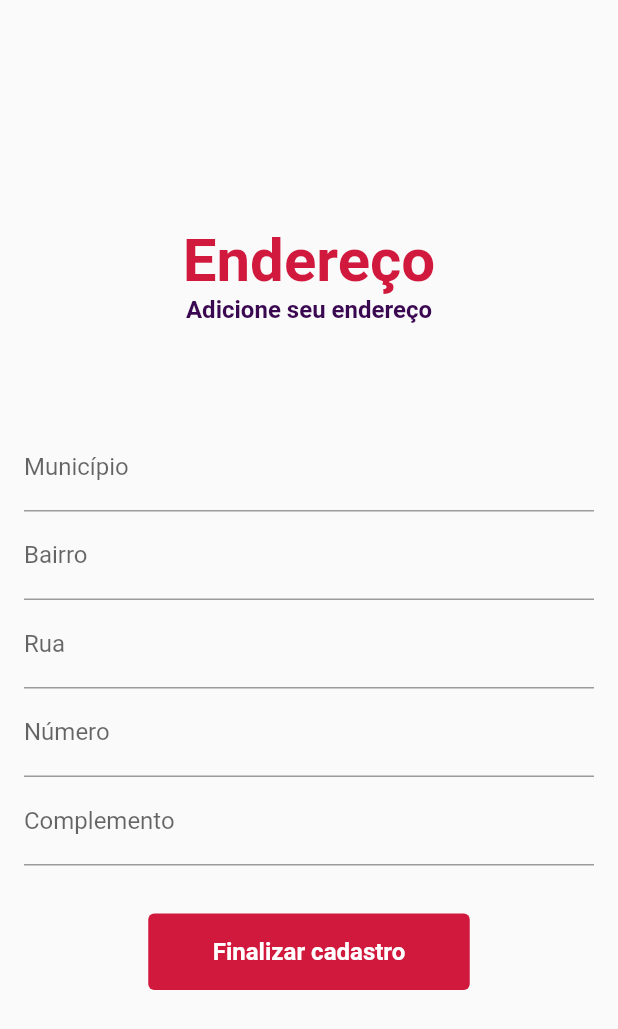
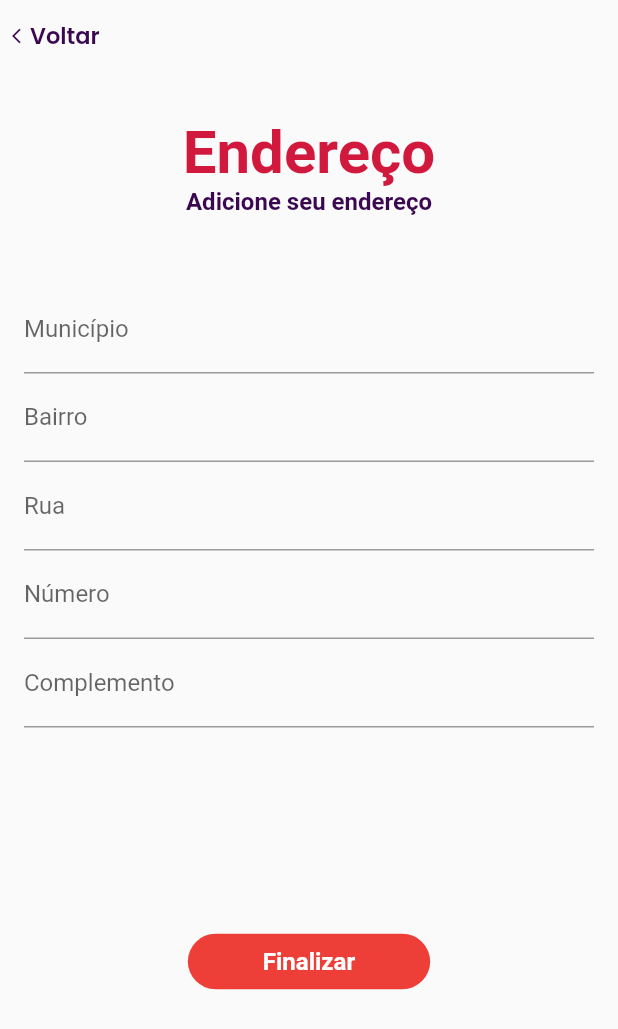
Before and after one commit to xandymelo/Juno, a Flutter app: the AddressScreen screen opened directly with empty values, on a phone screen of 412 x 824 dp. Shown: the top 1029 px of the screen. Run offline on Flutter 3.47's test engine with Material 2 defaults, Android fonts, the phone set to English and light mode, and no system bars; our stand-ins replace flutter_svg, google_fonts, shared_preferences, sqflite; missing offline and left inert: easy_mask; accounts and stored records are empty.

Commit message:
Ajustes no Fluxo de Cadastro

```diff
--- a/lib/main.dart
+++ b/lib/main.dart
@@ -50,10 +50,10 @@ Future<void> createDefaultData() async {
   final usuario = User(
       cpf: '097.882.964-67',
       id: 1,
-      nome: 'Alexandre',
+      nome: 'Roberta',
       sigaaId: 1,
       enderecoId: 1,
-      email: 'xandymelo@outlook.com.br',
+      email: 'robertamelo@outlook.com.br',
       senha: 'teste123',
       sobrenome: 'Melo',
       telefone: '81997570531',
@@ -69,7 +69,7 @@ Future<void> createDefaultData() async {
       enderecoId: 1,
       email: 'mariaeliza@outlook.com.br',
       senha: 'teste123',
-      sobrenome: 'Melo',
+      sobrenome: 'Barbosa',
       telefone: '81997570531',
       dataNascimento: '1998-03-30',
       imageUrl: 'https://comidainvisivelstorage.blob.core.windows.net/comidainvisivelpublic/quem-somos/ana-wirthmann.jpeg',
--- a/lib/src/screens/Onboarding/VamosComecarScreen.dart
+++ b/lib/src/screens/Onboarding/VamosComecarScreen.dart
@@ -19,6 +19,7 @@ class VamosComecarScreen extends StatelessWidget {
                 size: 205,
                 // color: Color.fromRGBO(62, 0, 71, 0.984),
               ),
+              const SizedBox(height: 35),
               const Text(
                 'Vamos',
                 style: TextStyle(
--- a/lib/src/screens/signUp/Address_screen.dart
+++ b/lib/src/screens/signUp/Address_screen.dart
@@ -7,7 +7,6 @@ import 'package:juno/src/screens/Onboarding/VamosComecarScreen.dart';
 import '../../app/theme/colors.dart';
 import '../../database/dao/user_dao.dart';
 
-
 class AddressScreen extends StatefulWidget {
   final User user;
 
@@ -15,6 +14,7 @@ class AddressScreen extends StatefulWidget {
   @override
   _AddressScreenState createState() => _AddressScreenState();
 }
+
 class _AddressScreenState extends State<AddressScreen> {
   final _formKey = GlobalKey<FormState>();
   late String _bairro;
@@ -43,17 +43,40 @@ class _AddressScreenState extends State<AddressScreen> {
     print(usuarios);
   }
 
-
   @override
-
   Widget build(BuildContext context) {
     return Scaffold(
-      body: Center(
-        child: ListView(
+      body: SingleChildScrollView(
+        child: Column(
           children: [
-            const Padding(
-              padding: EdgeInsets.only(top: 150.0, bottom: 50.0),
-              child: Column(
+            Container(
+              alignment: Alignment.centerLeft,
+              child: TextButton(
+                onPressed: () {
+                  Navigator.pop(context);
+                },
+                child: const Row(
+                  children: [
+                    Icon(
+                      Icons.arrow_back_ios,
+                      size: 12,
+                      color: AppColors.purple,
+                    ),
+                    Text(
+                      'Voltar',
+                      style: TextStyle(
+                        fontFamily: 'Poppins',
+                        fontWeight: FontWeight.bold,
+                        fontSize: 15,
+                        color: AppColors.purple,
+                      ),
+                    ),
+                  ],
+                ),
+              ),
+            ),
+            const SizedBox(height: 30),
+            const Column(
               children: [
                 Text(
                   'Endereço',
@@ -73,10 +96,9 @@ class _AddressScreenState extends State<AddressScreen> {
                 ),
               ],
             ),
-            ),
-
+            const SizedBox(height: 30),
             Padding(
-              padding: EdgeInsets.all(16.0),
+              padding: const EdgeInsets.all(16.0),
               child: Form(
                 key: _formKey,
                 child: Column(
@@ -147,16 +169,10 @@ class _AddressScreenState extends State<AddressScreen> {
                 ),
               ),
             ),
-            Expanded(
-              child: Align(
-                  alignment: Alignment.bottomCenter,
-                  child: Padding(
-                    padding: const EdgeInsets.only(bottom: 20.0),
+            const SizedBox(height: 100),
+            Padding(
+              padding: const EdgeInsets.only(bottom: 16),
               child: TextButton(
-                      style: TextButton.styleFrom(
-                        backgroundColor: AppColors.red, // Define a cor de fundo como vermelho
-                        elevation: 0, // Remove a sombra
-                      ),
                 onPressed: () async {
                   if (_formKey.currentState!.validate()) {
                     _formKey.currentState!.save();
@@ -171,7 +187,9 @@ class _AddressScreenState extends State<AddressScreen> {
                                   fontWeight: FontWeight.bold,
                                   color: AppColors.purple),
                               textAlign: TextAlign.center),
-                                content: Text('Seu cadastro foi realizado com sucesso. Aperte continuar para realizar o login e acessar as funcionalidades do app', style: TextStyle(
+                          content: Text(
+                              'Seu cadastro foi realizado com sucesso. Aperte continuar para realizar o login e acessar as funcionalidades do app',
+                              style: TextStyle(
                                 fontSize: 16.0,
                                 fontWeight: FontWeight.normal,
                                 color: AppColors.purple,
@@ -185,7 +203,8 @@ class _AddressScreenState extends State<AddressScreen> {
                                   onPressed: () {
                                     Navigator.pop(context);
                                   },
-                                        child: Text('Voltar', style: TextStyle(
+                                  child: Text('Voltar',
+                                      style: TextStyle(
                                           fontSize: 14.0,
                                           fontWeight: FontWeight.normal,
                                           color: AppColors.darkOrange)),
@@ -195,12 +214,14 @@ class _AddressScreenState extends State<AddressScreen> {
                                     Navigator.push(
                                       context,
                                       MaterialPageRoute(
-                                                  builder: (context) => VamosComecarScreen(),
+                                        builder: (context) =>
+                                            VamosComecarScreen(),
                                       ),
                                     );
                                     print('Proceeding to the next page...');
                                   },
-                                        child: Text('Continuar', style: TextStyle(
+                                  child: Text('Continuar',
+                                      style: TextStyle(
                                           fontSize: 14.0,
                                           fontWeight: FontWeight.bold,
                                           color: AppColors.darkOrange)),
@@ -213,15 +234,22 @@ class _AddressScreenState extends State<AddressScreen> {
                     );
                   }
                 },
-                      child: const Padding(
-                        padding: EdgeInsets.only(top: 8, bottom: 8, left: 35, right: 35),
-                        child: Text(
-                          'Finalizar cadastro',
-                          style: TextStyle(color: Colors.white, fontSize: 16, fontWeight: FontWeight.bold), // Define a cor do texto como branco
+                style: TextButton.styleFrom(
+                  backgroundColor: AppColors.darkOrange,
+                  foregroundColor: AppColors.white,
+                  padding: const EdgeInsets.fromLTRB(50, 9, 50, 9),
+                  shape: RoundedRectangleBorder(
+                    borderRadius: BorderRadius.circular(32),
+                  ),
+                ),
+                child: const Text(
+                  "Finalizar",
+                  style: TextStyle(
+                    fontSize: 16,
+                    fontWeight: FontWeight.bold,
                   ),
                 ),
               ),
-                  )),
             ),
           ],
         ),
```
Also changed, not shown: lib/src/screens/signUp/Confirmation_screen.dart (+80 -31 lines). Lines whose indentation alone changed are shown as unchanged.
